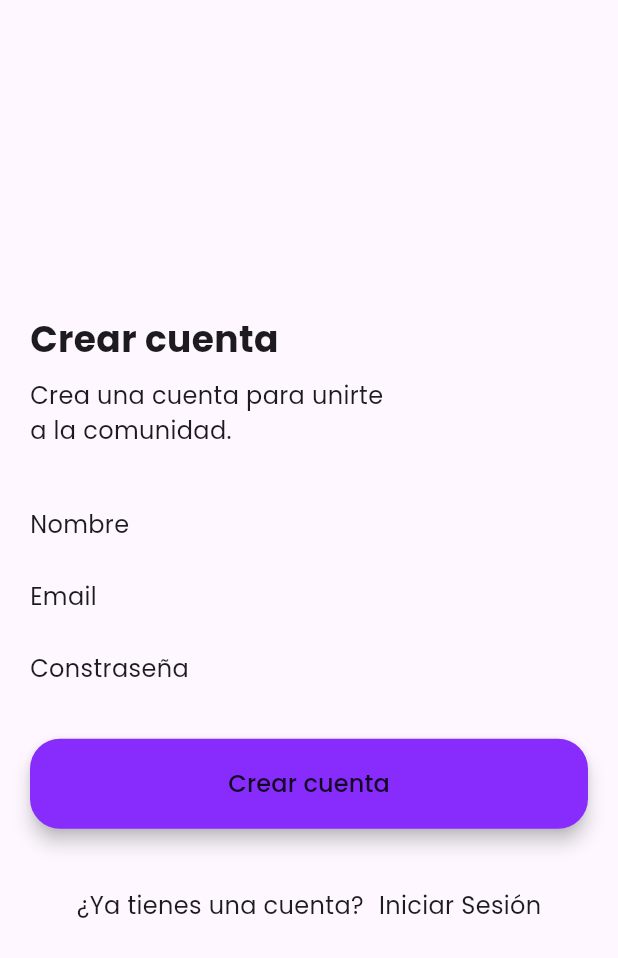
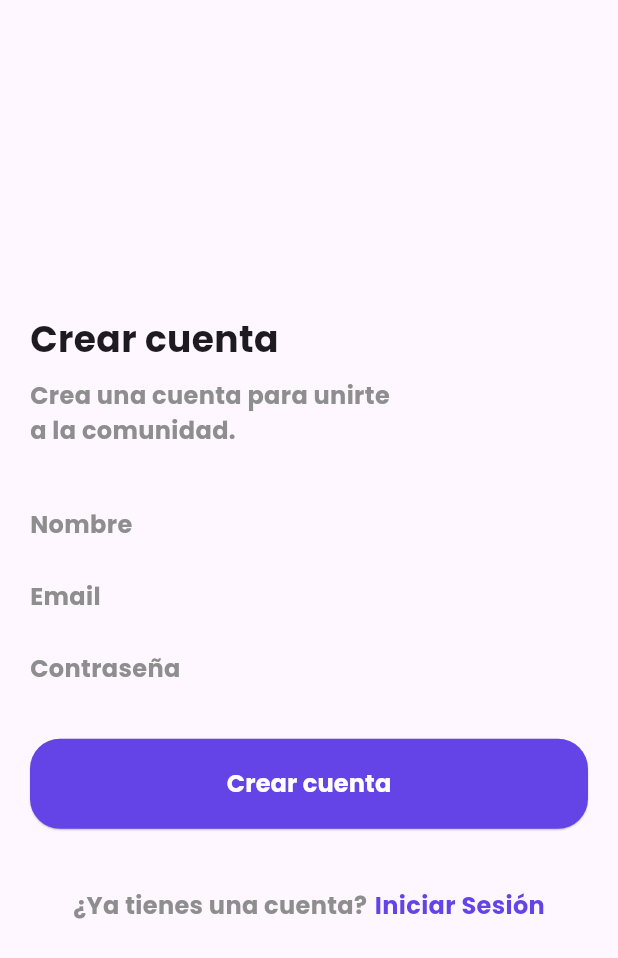
Before and after one commit to CruzAlvaro97/Pet_Care, a Flutter app: the RegisterPage screen opened by its route, on a phone screen of 412 x 824 dp. Shown: the top 958 px of the screen. Run offline on Flutter 3.47's test engine with Material 2 defaults, Android fonts, the phone set to English and light mode, and no system bars; our stand-ins replace google_fonts.

Commit message:
2022/12/02 - 18:19
- Modificación de colores
- Modificación imagen de la página Welcome
- Se agregó elevation de parámetro en el widget CustomButton

```diff
--- a/lib/src/utils/app/app.dart
+++ b/lib/src/utils/app/app.dart
@@ -1,5 +1,5 @@
 class App {
-  static String name = 'Pet Care';
+  static String name = 'PetCare';
 
   // Aquí se modifica el nombre de la app.
 }
--- a/lib/src/utils/color/custom_color.dart
+++ b/lib/src/utils/color/custom_color.dart
@@ -3,7 +3,7 @@ import 'package:flutter/material.dart';
 class CustomColor {
   static Color white = const Color(0xFFFFFFFF);
   static Color white2 = const Color(0xFFF9F9F9);
-  static Color primary = const Color(0xFF882CFE);
+  static Color primary = const Color(0xFF6444E7);
   static Color secondary = const Color(0xFFD3C8FF);
   static Color black = const Color(0x00000000);
   static Color dark = const Color(0xFF2A2C36);
--- a/lib/src/utils/style/custom_text_style.dart
+++ b/lib/src/utils/style/custom_text_style.dart
@@ -5,7 +5,7 @@ import 'package:pet_society/src/utils/index_utils.dart';
 class CustomTextStyle {
   static TextStyle welcome = GoogleFonts.poppins(
     fontSize: 36,
-    fontWeight: FontWeight.w600,
+    fontWeight: FontWeight.w800,
     color: CustomColor.primary,
   );
 
@@ -35,7 +35,7 @@ class CustomTextStyle {
 
   static TextStyle title = GoogleFonts.poppins(
     fontSize: 16,
-    // fontWeight: FontWeight.w,
+    fontWeight: FontWeight.bold,
   );
 
   static TextStyle text = GoogleFonts.poppins(
--- a/lib/src/views/pages/login_page/login_page.dart
+++ b/lib/src/views/pages/login_page/login_page.dart
@@ -13,7 +13,7 @@ class LoginPage extends StatelessWidget {
       appBar: AppBar(
         toolbarHeight: 55,
         elevation: 0,
-        backgroundColor: CustomColor.white2,
+        backgroundColor: CustomColor.white,
         // Back Button
         leading: IconButton(
           icon: const Icon(Icons.arrow_back_ios_new),
@@ -120,7 +120,7 @@ class LoginPage extends StatelessWidget {
                   children: <Widget>[
                     Text("¿No tienes una cuenta?",
                         style: CustomTextStyle.textGrey),
-                    const SizedBox(width: 10),
+                    const SizedBox(width: 5),
                     Text("Crear cuenta", style: CustomTextStyle.textPrimary),
                   ],
                 ),
--- a/lib/src/views/pages/register_page/register_name.dart
+++ b/lib/src/views/pages/register_page/register_name.dart
@@ -35,7 +35,8 @@ class RegisterPage extends StatelessWidget {
                   children: <Widget>[
                     Text(
                       "Crea una cuenta para unirte\na la comunidad.",
-                      style: CustomTextStyle.title,
+                      style: CustomTextStyle.title
+                          .copyWith(color: CustomColor.grey),
                     ),
                   ],
                 ),
@@ -49,7 +50,8 @@ class RegisterPage extends StatelessWidget {
                   children: <Widget>[
                     Text(
                       "Nombre",
-                      style: CustomTextStyle.title,
+                      style: CustomTextStyle.title
+                          .copyWith(color: CustomColor.grey),
                     ),
                   ],
                 ),
@@ -68,7 +70,8 @@ class RegisterPage extends StatelessWidget {
                   children: <Widget>[
                     Text(
                       "Email",
-                      style: CustomTextStyle.title,
+                      style: CustomTextStyle.title
+                          .copyWith(color: CustomColor.grey),
                     ),
                   ],
                 ),
@@ -86,8 +89,9 @@ class RegisterPage extends StatelessWidget {
                   mainAxisAlignment: MainAxisAlignment.start,
                   children: <Widget>[
                     Text(
-                      "Constraseña",
-                      style: CustomTextStyle.title,
+                      "Contraseña",
+                      style: CustomTextStyle.title
+                          .copyWith(color: CustomColor.grey),
                     ),
                   ],
                 ),
@@ -103,7 +107,8 @@ class RegisterPage extends StatelessWidget {
                 // Register Button
                 CustomButtonWidget(
                   text: 'Crear cuenta',
-                  textStyle: CustomTextStyle.title,
+                  textStyle:
+                      CustomTextStyle.title.copyWith(color: Colors.white),
                   colorButton: CustomColor.primary,
                   onPressed: () {},
                 ),
@@ -117,12 +122,14 @@ class RegisterPage extends StatelessWidget {
                   children: <Widget>[
                     Text(
                       "¿Ya tienes una cuenta?",
-                      style: CustomTextStyle.title,
+                      style: CustomTextStyle.title
+                          .copyWith(color: CustomColor.grey),
                     ),
-                    const SizedBox(width: 10),
+                    const SizedBox(width: 5),
                     Text(
                       "Iniciar Sesión",
-                      style: CustomTextStyle.title,
+                      style: CustomTextStyle.title
+                          .copyWith(color: CustomColor.primary),
                     ),
                   ],
                 ),
--- a/lib/src/views/widget/custom_button_widget.dart
+++ b/lib/src/views/widget/custom_button_widget.dart
@@ -5,20 +5,23 @@ class CustomButtonWidget extends StatelessWidget {
   final Color? colorButton;
   final TextStyle? textStyle;
   final Function? onPressed;
+  final double? elevation;
 
-  const CustomButtonWidget(
-      {super.key,
-      this.text = '',
-      this.onPressed,
-      this.colorButton,
-      this.textStyle});
+  const CustomButtonWidget({
+    super.key,
+    this.text = '',
+    this.onPressed,
+    this.colorButton,
+    this.textStyle,
+    this.elevation = 0.5,
+  });
 
   @override
   Widget build(BuildContext context) {
     return MaterialButton(
       height: 60,
       minWidth: double.infinity,
-      elevation: 5,
+      elevation: elevation,
       color: colorButton!,
       shape: RoundedRectangleBorder(borderRadius: BorderRadius.circular(20)),
       child: Text(
```
Also changed, not shown: lib/src/views/pages/welcome_page/welcome_page.dart (+22 -13 lines).
